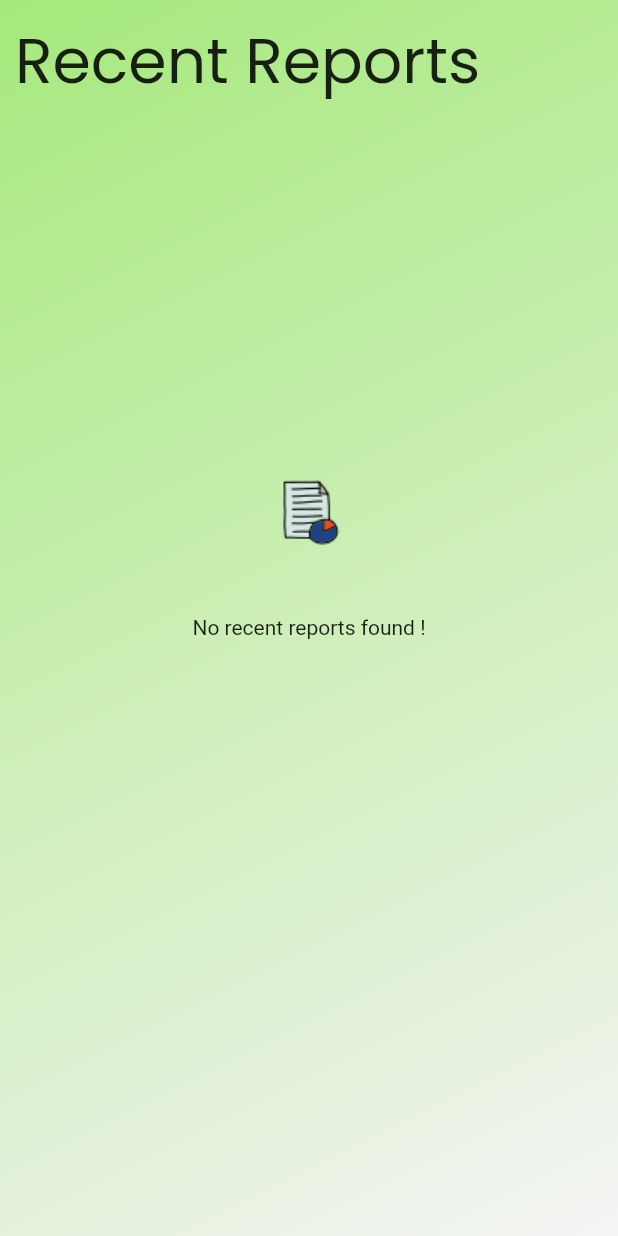
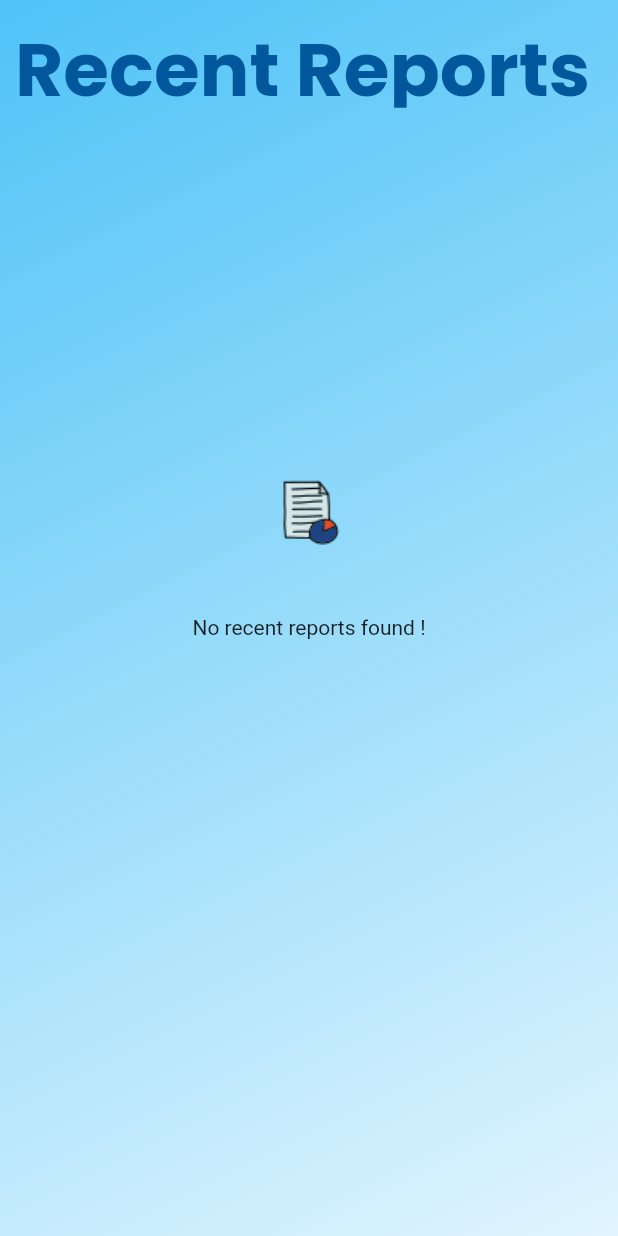
Before and after one commit to Dragsters/Nutrihelp, a Flutter app: the DashBoardScreen screen opened directly, after a tap on "Recent Reports", on a phone screen of 412 x 824 dp. Run offline on Flutter 3.47's test engine with Material 2 defaults, Android fonts, the phone set to English and light mode, and no system bars; our stand-ins replace email_validator, flutter_custom_clippers, flutter_form_builder, font_awesome_flutter, google_fonts, percent_indicator and 2 more; accounts and stored records are empty; network calls fail.

Commit message:
Changes done related to theme

```diff
--- a/client/lib/generate_report.dart
+++ b/client/lib/generate_report.dart
@@ -52,7 +52,7 @@ class _GenerateReportScreenState extends State<GenerateReportScreen> {
           gradient: LinearGradient(
               begin: Alignment.topLeft,
               end: Alignment.bottomRight,
-              colors: [Color(0xffA6E97C), Color(0xffF4F4F4)])),
+              colors: [Color(0xFF01579B), Color(0xffF4F4F4)])),
       child: Scaffold(
         resizeToAvoidBottomInset: false,
         backgroundColor: Colors.transparent,
@@ -66,7 +66,7 @@ class _GenerateReportScreenState extends State<GenerateReportScreen> {
                   width: deviceWidth * 0.9,
                   child: Text(
                     'Select Patient',
-                    style: GoogleFonts.poppins(fontSize: deviceWidth * 0.1),
+                    style: GoogleFonts.poppins(fontSize: deviceWidth * 0.12,fontWeight: FontWeight.bold,color: Colors.white),
                   ),
                 ),
               ],
@@ -84,7 +84,7 @@ class _GenerateReportScreenState extends State<GenerateReportScreen> {
                         border: OutlineInputBorder(
                             borderRadius: BorderRadius.circular(20)),
                         filled: true,
-                        fillColor: Colors.white,
+                        fillColor: Colors.lightBlue[50],
                         contentPadding: EdgeInsets.only(
                           left: deviceWidth * 0.04,
                         ),
--- a/client/lib/recent_reports.dart
+++ b/client/lib/recent_reports.dart
@@ -68,16 +68,25 @@ class _RecentReportsScreenState extends State<RecentReportsScreen> {
     final double deviceHeight = MediaQuery.of(context).size.height;
     SizedBox hsb(val) => SizedBox(height: deviceHeight * val);
     return template(
-        body: ListView(
+        body: Container(
+          decoration: const BoxDecoration(
+              gradient: LinearGradient(
+                  begin: Alignment.topLeft,
+                  end: FractionalOffset.bottomRight,
+                  colors: [Color(0xFF4FC3F7), Color(0xFFE1F5FE)])),
+          child: ListView(
+
       children: [
+
           Padding(
             padding: const EdgeInsets.only(left: 10.0, top: 10),
             child: Container(
+
               width: deviceWidth * 0.8,
               height: deviceWidth * .15,
               child: Text(
                 'Recent Reports',
-              style: GoogleFonts.poppins(fontSize: deviceWidth * 0.1),
+                style: GoogleFonts.poppins(fontSize: deviceWidth * 0.12,fontWeight: FontWeight.bold,color: const Color(0xFF01579B)),
               ),
             ),
           ),
@@ -96,7 +105,7 @@ class _RecentReportsScreenState extends State<RecentReportsScreen> {
                         mainAxisAlignment: MainAxisAlignment.spaceEvenly,
                         children: [
                           Image.asset('assets/report-not-found.png'),
-                        const Text('No recent reports found !'),
+                          const Text('No recent reports found !',),
                         ]),
                   )
                 : ListView.builder(
@@ -128,7 +137,7 @@ class _RecentReportsScreenState extends State<RecentReportsScreen> {
                                     Row(
                                       children: [
                                         Text(
-                                          "Dibetic probability ${per(reports[index].probability)}")
+                                            "Diabetic probability ${per(reports[index].probability)}")
                                       ],
                                     ),
                                     hsb(0.01),
@@ -154,7 +163,7 @@ class _RecentReportsScreenState extends State<RecentReportsScreen> {
                                               child: const Text(
                                                 'View report',
                                                 style: TextStyle(
-                                                  color: Color(0xff05483f)),
+                                                    color: Color(0xFF01579B)),
                                               )),
                                           TextButton(
                                               onPressed: () {
@@ -179,6 +188,7 @@ class _RecentReportsScreenState extends State<RecentReportsScreen> {
                     ),
                   ),
       ],
+    ),
         ));
   }
 }
--- a/client/lib/view_report.dart
+++ b/client/lib/view_report.dart
@@ -179,7 +179,7 @@ class _ViewReportScreenState extends State<ViewReportScreen> {
                   shape: const RoundedRectangleBorder(
                     borderRadius: BorderRadius.all(Radius.circular(15)),
                   ),
-                  backgroundColor: const Color(0xff05483F),
+                  backgroundColor: const Color(0xFF01579B),
                 ),
                 child: Padding(
                   padding: const EdgeInsets.all(8.0),
```
Also changed, not shown: client/lib/patients_screen.dart (+10 -3 lines). Lines whose indentation alone changed are shown as unchanged.
